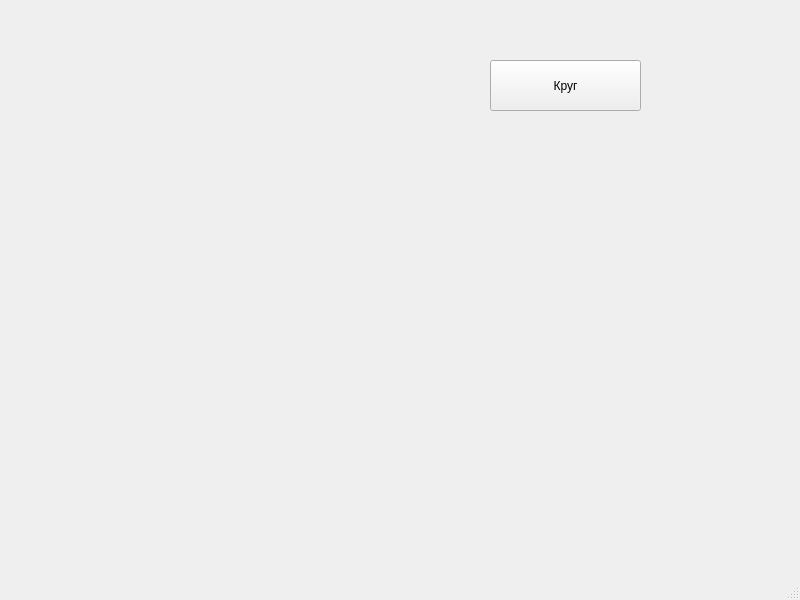
Before: the Qt Designer form aaa.ui in ANovakk/third, drawn with Qt 5.
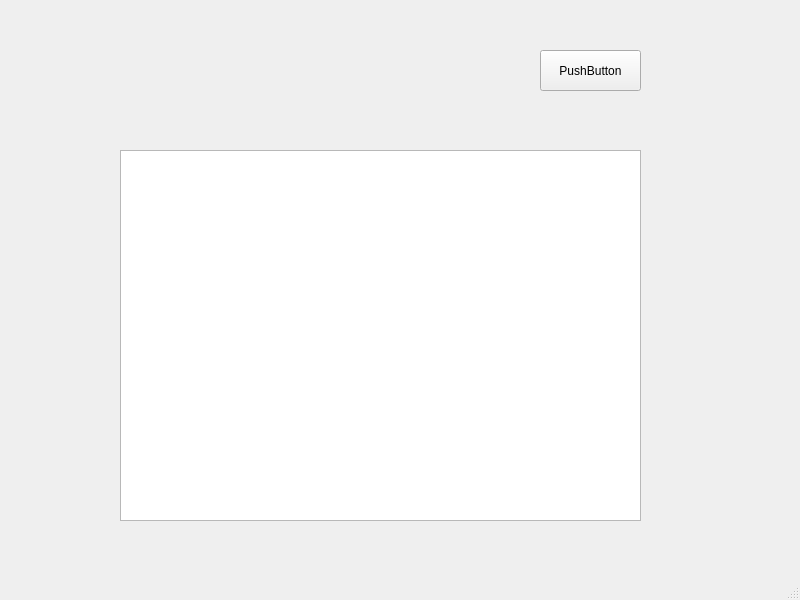
After: the same form once the commit is applied.

```diff
--- a/aaa.ui
+++ b/aaa.ui
@@ -14,17 +14,27 @@
    <string>MainWindow</string>
   </property>
   <widget class="QWidget" name="centralwidget">
+   <widget class="QTableWidget" name="tableWidget">
+    <property name="geometry">
+     <rect>
+      <x>120</x>
+      <y>150</y>
+      <width>521</width>
+      <height>371</height>
+     </rect>
+    </property>
+   </widget>
    <widget class="QPushButton" name="pushButton">
     <property name="geometry">
      <rect>
-      <x>490</x>
-      <y>60</y>
-      <width>151</width>
-      <height>51</height>
+      <x>540</x>
+      <y>50</y>
+      <width>101</width>
+      <height>41</height>
      </rect>
     </property>
     <property name="text">
-     <string>Круг</string>
+     <string>PushButton</string>
     </property>
    </widget>
   </widget>
```
